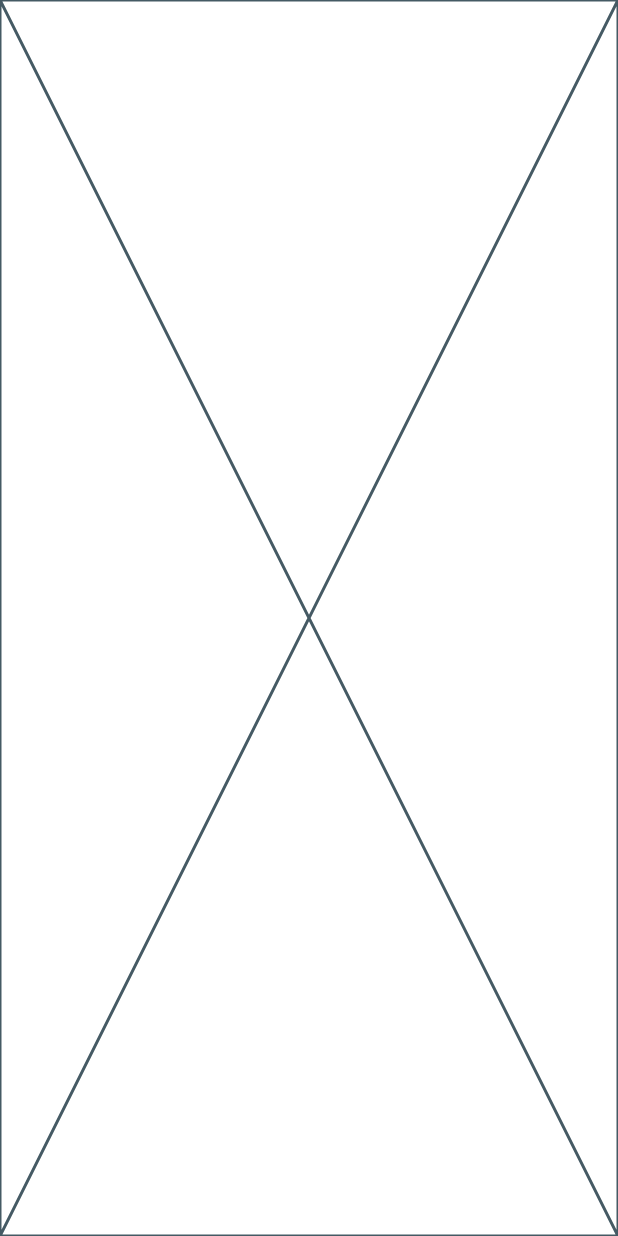
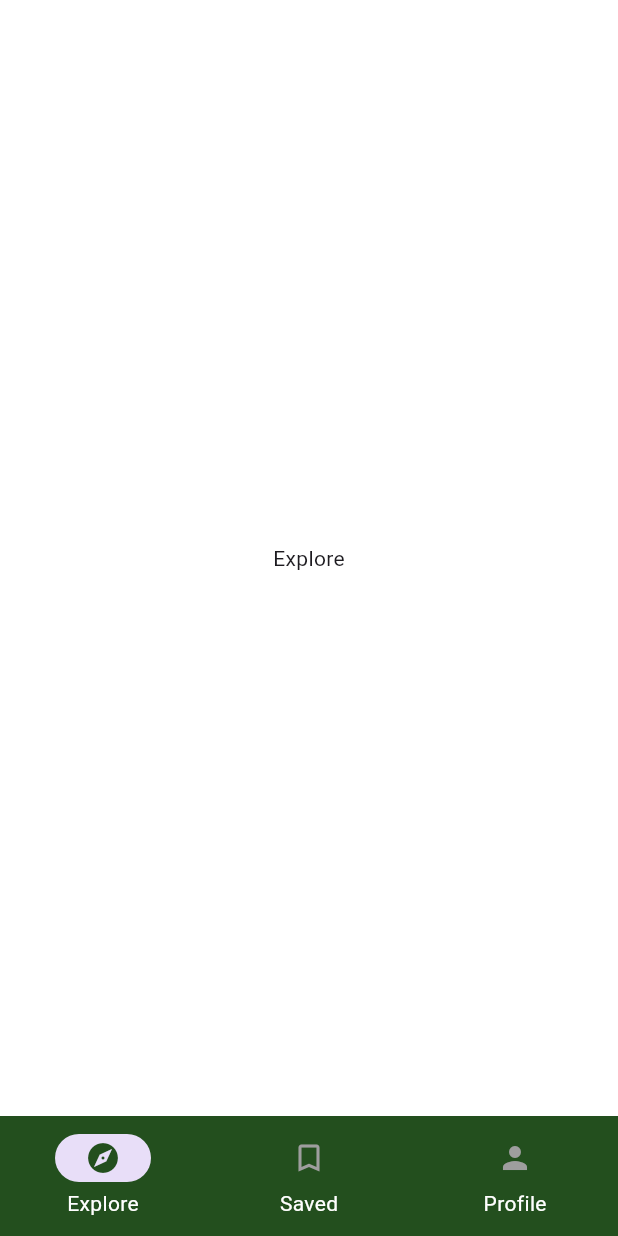
Before and after one commit to Solelii/CampPH, a Flutter app: the SignupPage screen opened directly, after a tap on "Sign Up", on a phone screen of 412 x 824 dp. Run offline on Flutter 3.47's test engine with Material 3 defaults, Android fonts, the phone set to English and light mode, and no system bars.

Commit message:
ADD: Homepage Layout

```diff
--- /dev/null
+++ b/lib/screens/homepage.dart
@@ -0,0 +1,55 @@
+import 'package:flutter/material.dart';
+
+class Homepage extends StatefulWidget {
+  const Homepage({super.key});
+
+  @override
+  State<Homepage> createState() => _HomepageState();
+}
+
+class _HomepageState extends State<Homepage> {
+  int index = 0;
+  final screens = [
+    Center(child: Text('Explore')),
+    Center(child: Text('Saved')),
+    Center(child: Text('Profile')),
+  ];
+
+  @override
+  Widget build(BuildContext context) {
+    return Scaffold(
+      body: screens[index],
+      backgroundColor: Colors.white,
+      bottomNavigationBar: NavigationBarTheme(
+        data: NavigationBarThemeData(
+          labelTextStyle: WidgetStateProperty.all(
+            const TextStyle(color: Colors.white),
+          ),
+        ),
+        child: NavigationBar(
+          backgroundColor: Color(0xFF234F1E),
+          labelBehavior: NavigationDestinationLabelBehavior.alwaysShow,
+          selectedIndex: index,
+          onDestinationSelected: (index) => setState(() => this.index = index),
+          destinations: const <Widget>[
+            NavigationDestination(
+              selectedIcon: Icon(Icons.explore, color: Color(0xFF234F1E)),
+              icon: Icon(Icons.explore, color: Colors.grey),
+              label: 'Explore',
+            ),
+            NavigationDestination(
+              selectedIcon: Icon(Icons.bookmark, color: Color(0xFF234F1E)),
+              icon: Icon(Icons.bookmark_border, color: Colors.grey),
+              label: 'Saved',
+            ),
+            NavigationDestination(
+              selectedIcon: Icon(Icons.person, color: Color(0xFF234F1E)),
+              icon: Icon(Icons.person, color: Colors.grey),
+              label: 'Profile',
+            ),
+          ],
+        ),
+      ),
+    );
+  }
+}
--- a/lib/screens/login_page.dart
+++ b/lib/screens/login_page.dart
@@ -1,3 +1,4 @@
+import 'package:camph/screens/homepage.dart';
 import 'package:flutter/material.dart';
 
 class LoginPage extends StatelessWidget {
@@ -64,9 +65,7 @@ class LoginPage extends StatelessWidget {
                 onPressed: () {
                   Navigator.push(
                     context,
-                    MaterialPageRoute(
-                      builder: (context) => const Placeholder(),
-                    ),
+                    MaterialPageRoute(builder: (context) => const Homepage()),
                   );
                 },
                 child: const Text('Login'),
--- a/lib/screens/signup_page.dart
+++ b/lib/screens/signup_page.dart
@@ -1,3 +1,4 @@
+import 'package:camph/screens/homepage.dart';
 import 'package:flutter/material.dart';
 
 class SignupPage extends StatelessWidget {
@@ -75,9 +76,7 @@ class SignupPage extends StatelessWidget {
                 onPressed: () {
                   Navigator.push(
                     context,
-                    MaterialPageRoute(
-                      builder: (context) => const Placeholder(),
-                    ),
+                    MaterialPageRoute(builder: (context) => const Homepage()),
                   );
                 },
                 child: const Text('Sign Up'),
```
Also changed, not shown: lib/main.dart (+35 -1 lines), lib/widgets/explore_widget.dart (added).
